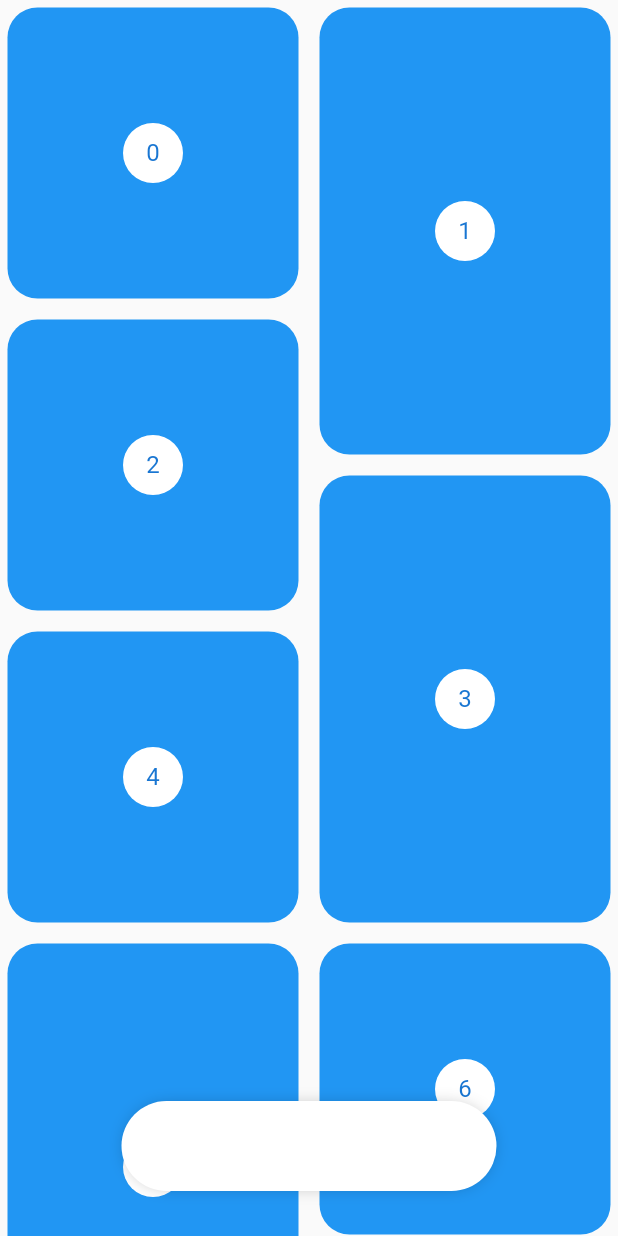
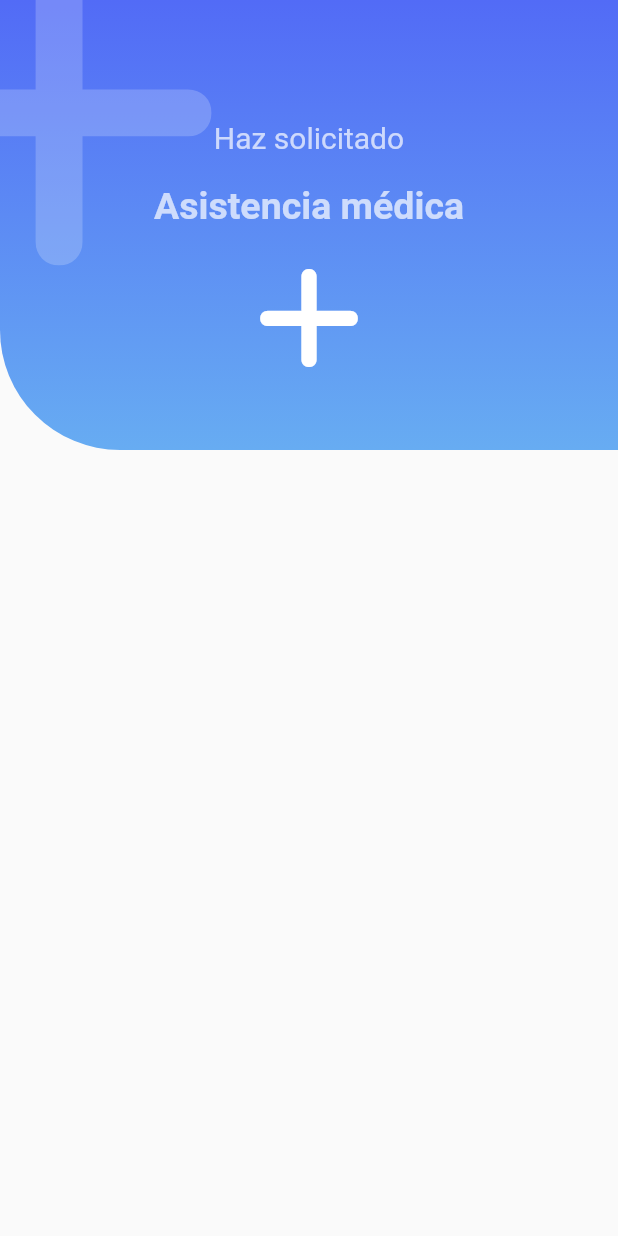
Before and after one commit to OdaFra/Disenhos_profesionales_y_animaciones, a Flutter app: the screen it shows after launch, on a phone screen of 412 x 824 dp. Run offline on Flutter 3.47's test engine with Material 2 defaults, Android fonts, the phone set to English and light mode, and no system bars; our stand-ins replace flutter_svg, font_awesome_flutter.

Commit message:
Se finaliza header para manejo de icon titulo, color y subtitulo

```diff
--- a/lib/main.dart
+++ b/lib/main.dart
@@ -1,5 +1,6 @@
 import 'package:flutter/material.dart';
-import 'package:disenos_app/src/pages/pinterest_page.dart';
+import 'package:disenos_app/src/pages/emergency_page.dart';
+//import 'package:disenos_app/src/pages/pinterest_page.dart';
 //import 'package:disenos_app/src/pages/slideShow_page.dart';
 //import 'package:disenos_app/src/pages/graficasCirulares_page.dart';
 //import 'package:disenos_app/src/labs/slideshow_page.dart';
@@ -17,6 +18,6 @@ class MyApp extends StatelessWidget {
     return  MaterialApp(
         title: 'Diseños APP',
         debugShowCheckedModeBanner: false,
-        home: PinterestPage());
+        home: EmergencyPage());
   }
 }
--- /dev/null
+++ b/lib/src/pages/emergency_page.dart
@@ -0,0 +1,31 @@
+import 'package:disenos_app/src/widgets/header.dart';
+import 'package:flutter/material.dart';
+import 'package:font_awesome_flutter/font_awesome_flutter.dart';
+
+
+class EmergencyPage extends StatelessWidget {
+
+  @override
+  Widget build(BuildContext context) {
+    return const Scaffold(
+      body:_HeaderPage()
+   );
+  }
+}
+
+class _HeaderPage extends StatelessWidget {
+  const _HeaderPage({
+    Key key,
+  }) : super(key: key);
+
+  @override
+  Widget build(BuildContext context) {
+    return const IconHeader(
+      icon: FontAwesomeIcons.plus,
+      subtitulo: 'Haz solicitado',
+      titulo: 'Asistencia médica',
+      color1: Color(0xff526bf6),
+      color2: Color(0xff67acf2),
+    );
+  }
+}
--- a/lib/src/widgets/header.dart
+++ b/lib/src/widgets/header.dart
@@ -1,4 +1,5 @@
 import 'package:flutter/material.dart';
+import 'package:font_awesome_flutter/font_awesome_flutter.dart';
 
 class HeaderCuadrado extends StatelessWidget {
   @override
@@ -303,3 +304,87 @@ class _HeaderWaveGradientePainter extends CustomPainter {
     return true;
   }
 }
+
+class IconHeader extends StatelessWidget {
+  final IconData icon;
+  final String titulo;
+  final String subtitulo;
+  final Color color1;
+  final Color color2;
+
+  const IconHeader(
+      {@required this.icon,
+      @required this.titulo,
+      @required this.subtitulo,
+      this.color1 = Colors.grey,
+      this.color2 = Colors.blueGrey});
+
+  @override
+  Widget build(BuildContext context) {
+    final Color colorBlanco = Colors.white.withOpacity(0.7);
+    return Stack(children: [
+      _IconHeaderBackground(color1: this.color1, color2: this.color2 ,),
+      Positioned(
+          top: -50,
+          left: -70,
+          child: FaIcon(
+            this.icon,
+            size: 250,
+            color: Colors.white.withOpacity(0.2),
+          )),
+      Column(
+        children: [
+          const SizedBox(
+            height: 80,
+            width: double.infinity,
+          ),
+          Text(
+            subtitulo,
+            style: TextStyle(fontSize: 20, color: colorBlanco),
+          ),
+          const SizedBox(
+            height: 20,
+          ),
+          Text(
+            titulo,
+            style: TextStyle(
+                fontSize: 25, color: colorBlanco, fontWeight: FontWeight.bold),
+          ),
+          const SizedBox(
+            height: 20,
+          ),
+          FaIcon(
+            this.icon,
+            size: 80,
+            color: Colors.white,
+          )
+        ],
+      )
+    ]);
+  }
+}
+
+class _IconHeaderBackground extends StatelessWidget {
+  final Color color1;
+  final Color color2;
+  const _IconHeaderBackground({
+    Key key,
+    @required this.color1,
+    @required this.color2,
+  }) : super(key: key);
+
+  @override
+  Widget build(BuildContext context) {
+    return Container(
+      width: double.infinity,
+      height: 300,
+      decoration: BoxDecoration(
+          //color: Colors.indigoAccent,
+          borderRadius: BorderRadius.only(bottomLeft: Radius.circular(80)),
+          gradient: LinearGradient(
+              begin: Alignment.topCenter,
+              end: Alignment.bottomCenter,
+              colors: <Color>[this.color1, this.color2])),
+    );
+  }
+}
--- a/pubspec.yaml
+++ b/pubspec.yaml
@@ -38,6 +38,8 @@ dependencies:
   flutter_svg: ^1.0.3
   provider: ^6.0.2
   flutter_staggered_grid_view: ^0.3.0
+  font_awesome_flutter: ^10.1.0
+
 
 dev_dependencies:
   flutter_test:
```
Also changed, not shown: pubspec.lock.
